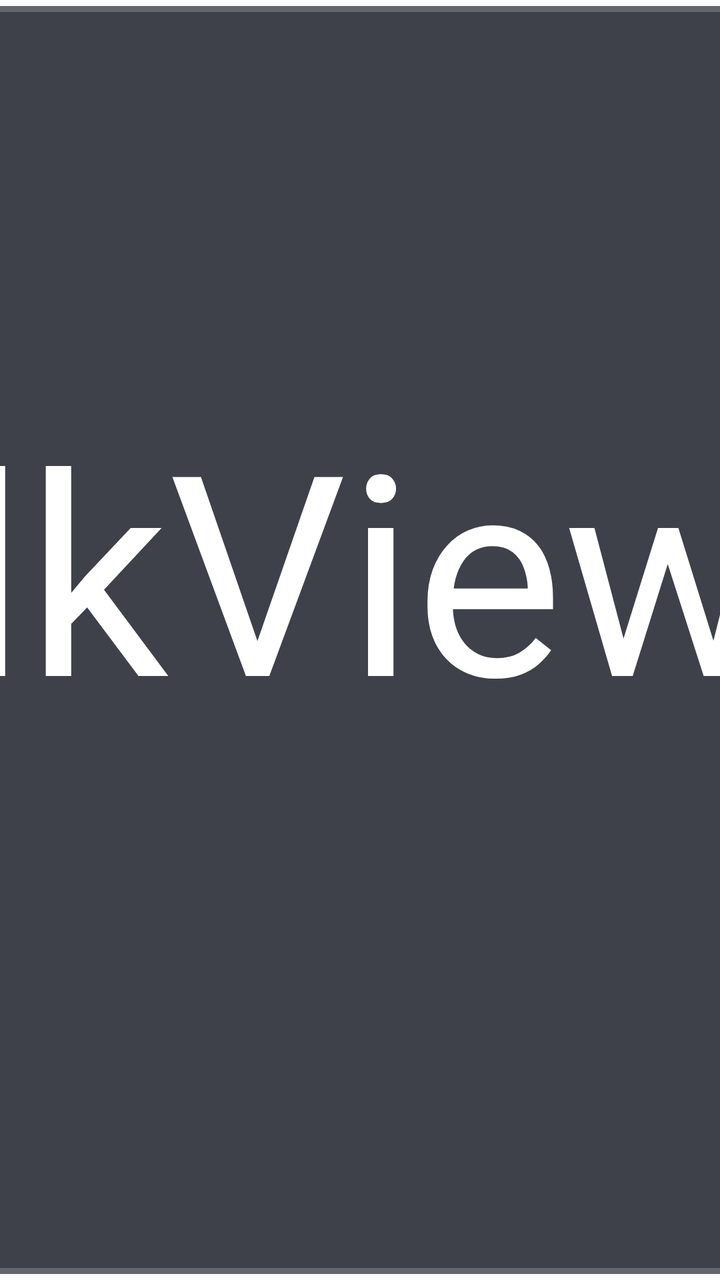
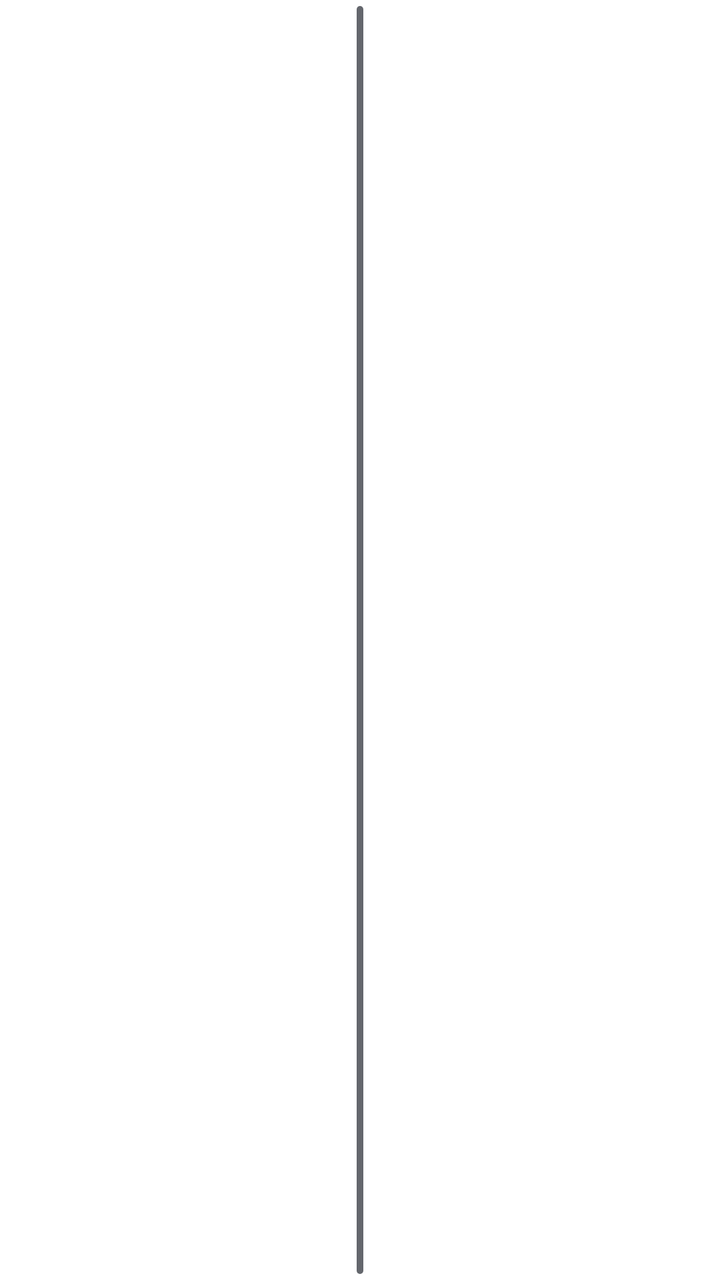

An Android layout rendered at two revisions. The XML below is the earlier revision; the diff shows what the commit changed to produce the second picture.
<!-- AndroidManifest.xml: application theme AppTheme.NoActionBar -->
<!-- res/layout/dialog_xwalk.xml -->
<?xml version="1.0" encoding="utf-8"?>
<FrameLayout xmlns:android="http://schemas.android.com/apk/res/android"
    android:layout_width="match_parent"
    android:layout_height="match_parent">

    <LinearLayout
        android:layout_width="@dimen/vs_440"
        android:layout_height="wrap_content"
        android:layout_gravity="center"
        android:background="@drawable/shape_danmu_setting_bg"
        android:orientation="vertical"
        android:padding="@dimen/vs_30">

        <TextView
            android:id="@+id/downXWalkArch"
            android:layout_width="match_parent"
            android:layout_height="wrap_content"
            android:layout_gravity="center"
            android:focusable="false"
            android:gravity="center"
            android:lineSpacingExtra="@dimen/ts_50"
            android:lineSpacingMultiplier="0"
            android:text="下载XWalkView运行组件"
            android:textColor="@color/dialog_text_primary"
            android:textSize="@dimen/ts_24" />

        <TextView
            android:id="@+id/downXWalk"
            android:layout_width="@dimen/vs_300"
            android:layout_height="@dimen/vs_40"
            android:layout_gravity="center"
            android:layout_marginTop="@dimen/vs_30"
            android:background="@drawable/button_danmu_setting"
            android:focusable="true"
            android:gravity="center"
            android:text="下载"
            android:textColor="@color/dialog_text_primary"
            android:textSize="@dimen/ts_26" />

    </LinearLayout>
</FrameLayout>
<!-- resources referenced by this layout -->
<resources>
  <color name="dialog_text_primary">#FFFFFFFF</color>
  <dimen name="ts_24">24mm</dimen>
  <dimen name="ts_26">26mm</dimen>
  <dimen name="ts_50">50mm</dimen>
  <dimen name="vs_30">30mm</dimen>
  <dimen name="vs_300">300mm</dimen>
  <dimen name="vs_40">40mm</dimen>
  <dimen name="vs_440">440mm</dimen>
  <!-- drawable button_danmu_setting (drawable) -->
  <?xml version="1.0" encoding="utf-8"?>
  <selector xmlns:android="http://schemas.android.com/apk/res/android">
      <item android:state_focused="true">
          <shape>
              <corners android:radius="@dimen/vs_6" />
              <solid android:color="@color/dialog_control_bg_focused" />
              <stroke
                  android:width="@dimen/vs_1"
                  android:color="@color/dialog_control_stroke_focused" />
          </shape>
      </item>
      <item>
          <shape>
              <corners android:radius="@dimen/vs_6" />
              <solid android:color="@color/dialog_control_bg" />
              <stroke
                  android:width="@dimen/vs_1"
                  android:color="@color/dialog_control_stroke" />
          </shape>
      </item>
  </selector>
  <!-- drawable shape_danmu_setting_bg (drawable) -->
  <?xml version="1.0" encoding="utf-8"?>
  <shape xmlns:android="http://schemas.android.com/apk/res/android">
      <corners android:radius="@dimen/vs_10" />
      <solid android:color="@color/dialog_panel_bg" />
      <stroke
          android:width="@dimen/vs_1"
          android:color="@color/dialog_panel_stroke" />
  </shape>
  <style name="AppTheme.NoActionBar" parent="AppTheme">
          <item name="android:windowActionBar">false</item>
          <item name="android:windowNoTitle">true</item>
          <item name="windowActionBar">false</item>
          <item name="android:windowFullscreen">true</item>//全屏即无通知栏
          <item name="android:windowContentOverlay">@null</item>//是否有遮盖
          <item name="windowNoTitle">true</item>
          <item name="android:keepScreenOn">true</item>
          
          <item name="android:windowBackground">@android:color/transparent</item>
      </style>
  <dimen name="vs_6">6mm</dimen>
  <color name="dialog_control_bg_focused">#CC1890FF</color>
  <dimen name="vs_1">1mm</dimen>
  <color name="dialog_control_stroke_focused">#CC02F8E1</color>
  <color name="dialog_control_bg">#80353744</color>
  <color name="dialog_control_stroke">#22FFFFFF</color>
  <dimen name="vs_10">10mm</dimen>
  <color name="dialog_panel_bg">#D91D202A</color>
  <color name="dialog_panel_stroke">#33FFFFFF</color>
  <style name="AppTheme" parent="Theme.AppCompat.Light.DarkActionBar">
          
          <item name="colorPrimary">@color/color_6200EE</item>
          <item name="colorPrimaryDark">@color/color_3700B3</item>
          <item name="colorAccent">@color/color_03DAC5</item>
      </style>
  <color name="color_6200EE">#6200EE</color>
  <color name="color_3700B3">#3700B3</color>
  <color name="color_03DAC5">#03DAC5</color>
</resources>

<!-- the commit's change to res/layout/dialog_xwalk.xml (unified diff, before → after) -->
@@ -4,9 +4,11 @@
     android:layout_height="match_parent">
 
     <LinearLayout
-        android:layout_width="@dimen/vs_440"
+        android:layout_width="match_parent"
         android:layout_height="wrap_content"
         android:layout_gravity="center"
+        android:layout_marginLeft="@dimen/vs_30"
+        android:layout_marginRight="@dimen/vs_30"
         android:background="@drawable/shape_danmu_setting_bg"
         android:orientation="vertical"
         android:padding="@dimen/vs_30">
@@ -26,8 +28,8 @@
 
         <TextView
             android:id="@+id/downXWalk"
-            android:layout_width="@dimen/vs_300"
-            android:layout_height="@dimen/vs_40"
+            android:layout_width="match_parent"
+            android:layout_height="@dimen/vs_50"
             android:layout_gravity="center"
             android:layout_marginTop="@dimen/vs_30"
             android:background="@drawable/button_danmu_setting"
@@ -35,7 +37,7 @@
             android:gravity="center"
             android:text="下载"
             android:textColor="@color/dialog_text_primary"
-            android:textSize="@dimen/ts_26" />
+            android:textSize="@dimen/ts_22" />
 
     </LinearLayout>
 </FrameLayout>
<!-- resource entries referenced after the edit -->
@@ -1,13 +1,11 @@
 <!-- resources referenced by this layout -->
 <resources>
   <color name="dialog_text_primary">#FFFFFFFF</color>
+  <dimen name="ts_22">22mm</dimen>
   <dimen name="ts_24">24mm</dimen>
-  <dimen name="ts_26">26mm</dimen>
   <dimen name="ts_50">50mm</dimen>
   <dimen name="vs_30">30mm</dimen>
-  <dimen name="vs_300">300mm</dimen>
-  <dimen name="vs_40">40mm</dimen>
-  <dimen name="vs_440">440mm</dimen>
+  <dimen name="vs_50">50mm</dimen>
   <!-- drawable button_danmu_setting (drawable) -->
   <?xml version="1.0" encoding="utf-8"?>
   <selector xmlns:android="http://schemas.android.com/apk/res/android">
